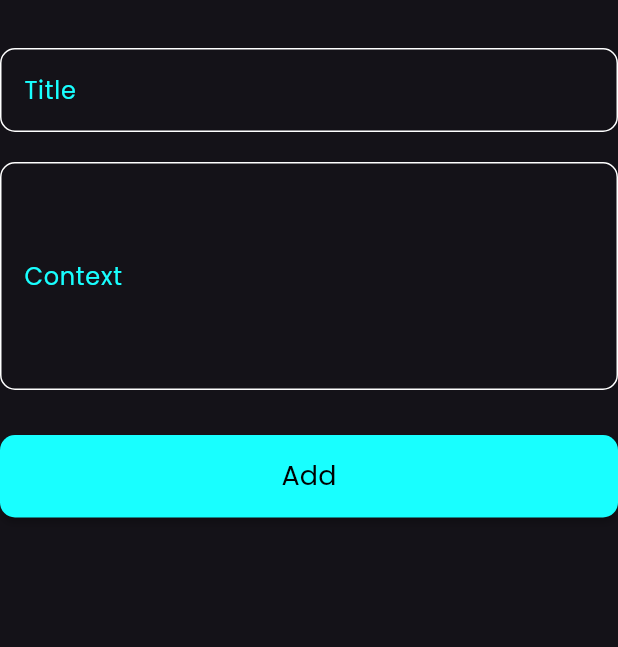
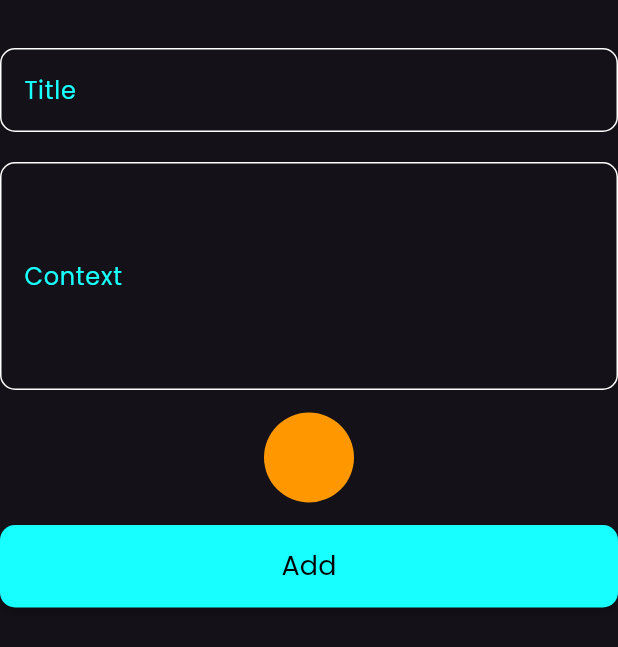
Before and after one commit to Mohamed123-r/note-app, a Flutter app: the AddNoteForm widget shown alone on an empty page, opened directly, on a phone screen of 412 x 824 dp. Shown: the top 647 px of the screen. Run offline on Flutter 3.47's test engine with Material 3 defaults, Android fonts, the phone set to English and light mode, and no system bars; our stand-ins replace flutter_bloc, hive, hive_flutter; accounts and stored records are empty.

Commit message:
create color item

```diff
--- a/lib/widgets/add_note_form.dart
+++ b/lib/widgets/add_note_form.dart
@@ -4,6 +4,7 @@ import 'package:intl/intl.dart';
 import 'package:note_app/cubits/add_note_cubit/add_note_cubit.dart';
 import 'package:note_app/cubits/add_note_cubit/add_note_states.dart';
 import 'package:note_app/models/note_model.dart';
+import 'color_item.dart';
 import 'custom_button.dart';
 import 'custom_text_field.dart';
 
@@ -48,7 +49,11 @@ class _AddNoteFormState extends State<AddNoteForm> {
             maxLines: 5,
           ),
           const SizedBox(
-            height: 30,
+            height: 15,
+          ),
+          const ColorItem(),
+          const SizedBox(
+            height: 15,
           ),
           BlocBuilder<AddNoteCubit, AddNoteState>(
             builder: (context, state) {
--- /dev/null
+++ b/lib/widgets/color_item.dart
@@ -0,0 +1,13 @@
+import 'package:flutter/material.dart';
+
+class ColorItem extends StatelessWidget {
+  const ColorItem({super.key});
+
+  @override
+  Widget build(BuildContext context) {
+    return const CircleAvatar(
+      backgroundColor: Colors.orange,
+      radius: 30,
+    );
+  }
+}
```
